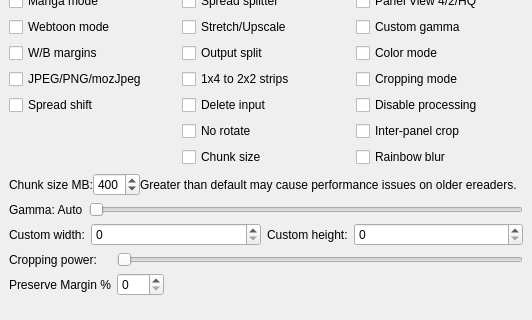
Qt form gui/KCC.ui (ciromattia/kcc) before a commit; both pictures show x 0 to 532 and y 266 to 586 of the 532 by 586 pixel window.
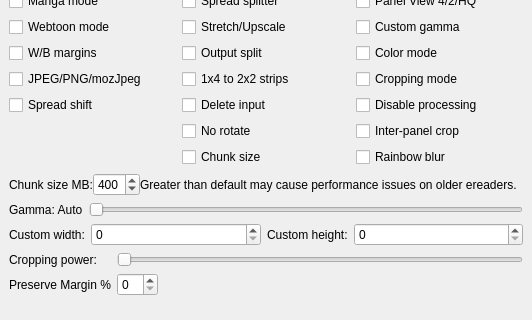
The same form after that commit. Icons and pictures are not drawn.

Diff of the .ui file:
```diff
--- a/gui/KCC.ui
+++ b/gui/KCC.ui
@@ -382,7 +382,7 @@
           </sizepolicy>
          </property>
          <property name="maximum">
-          <number>100</number>
+          <number>99</number>
          </property>
          <property name="singleStep">
           <number>5</number>
```
